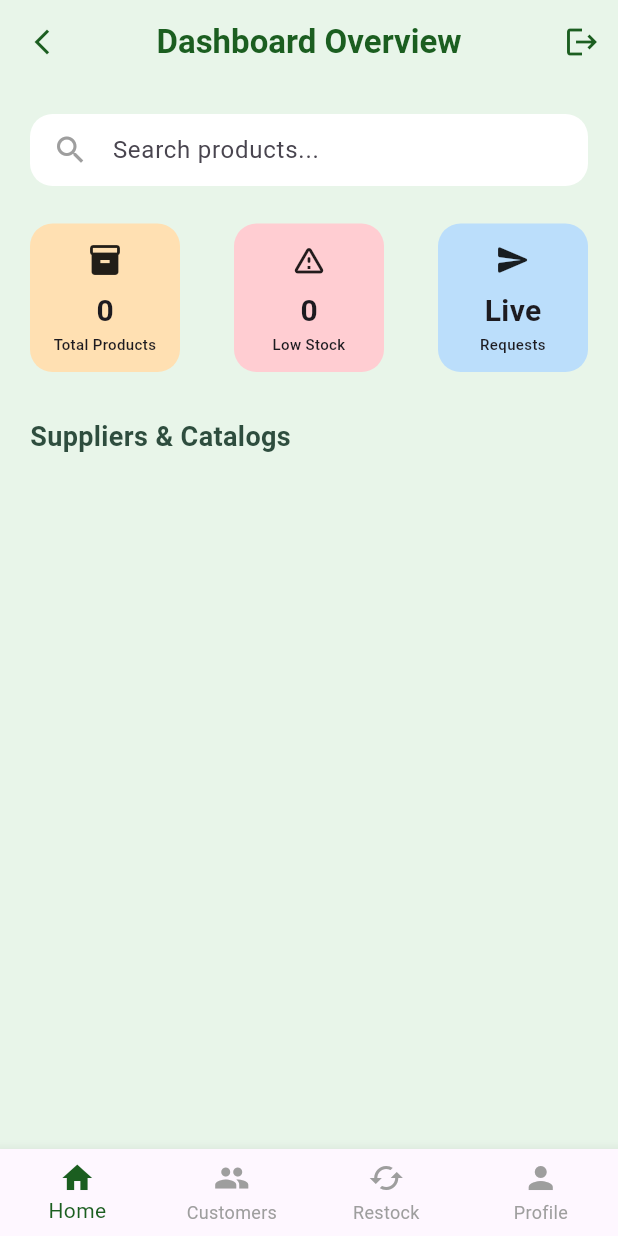
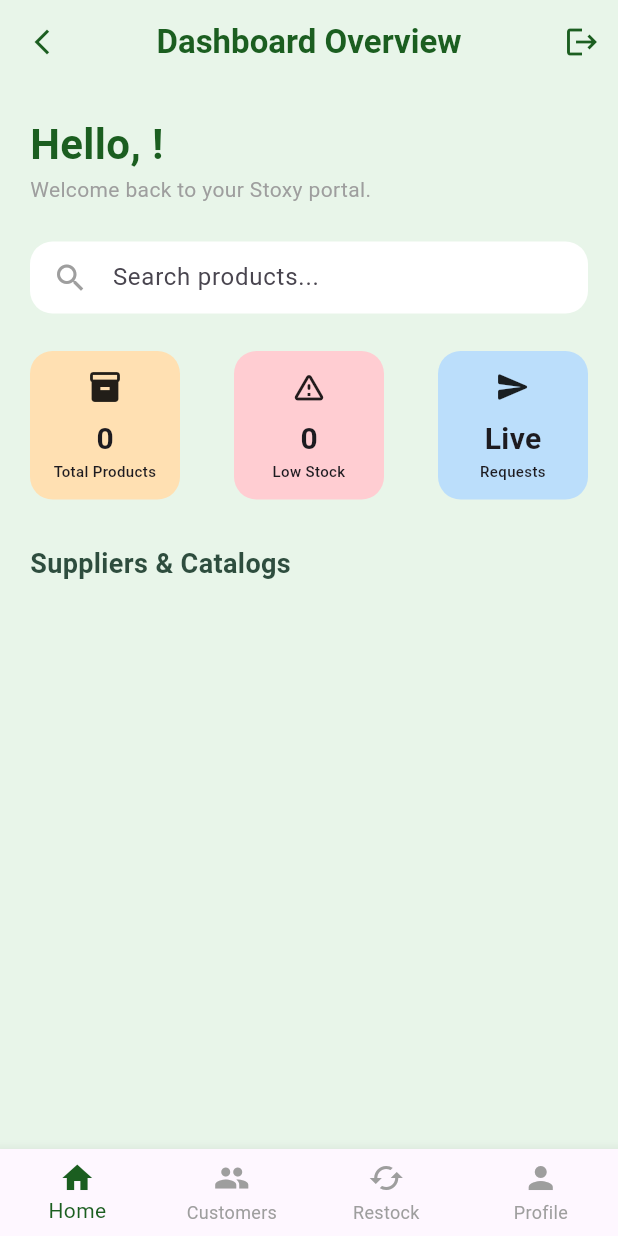
Before and after one commit to Rajapaksha-RMDD/Inventory-Application-Stoxy-, a Flutter app: the CustomerDashboard screen opened directly, on a phone screen of 412 x 824 dp. Run offline on Flutter 3.47's test engine with Material 3 defaults, Android fonts, the phone set to English and light mode, and no system bars; our stand-ins replace cloud_firestore, firebase_auth, firebase_core; accounts and stored records are empty.

Commit message:
UI: Added personalized welcome message to Customer Dashboard
Finalized live stock requests and emerald theme on branch hashadi.

```diff
--- a/lib/Screens/customer_dashboard.dart
+++ b/lib/Screens/customer_dashboard.dart
@@ -7,12 +7,29 @@ import 'low_stock_screen.dart';
 class CustomerDashboard extends StatelessWidget {
   const CustomerDashboard({super.key});
 
+  // --- FETCH CUSTOMER NAME FROM FIRESTORE ---
+  Future<String> _fetchUserName() async {
+    try {
+      User? currentUser = FirebaseAuth.instance.currentUser;
+      if (currentUser != null) {
+        DocumentSnapshot userDoc = await FirebaseFirestore.instance
+            .collection('users')
+            .doc(currentUser.uid)
+            .get();
+        if (userDoc.exists) return userDoc['name'] ?? "Customer";
+      }
+    } catch (e) {
+      debugPrint("Error fetching name: $e");
+    }
+    return "Customer";
+  }
+
   // --- STYLED LOGOUT & DELETE ACCOUNT ALERT ---
   void _showLogoutOptions(BuildContext context) {
     showDialog(
       context: context,
       builder: (context) => AlertDialog(
-        backgroundColor: const Color(0xFFE8F5E9), // Matching Light Green
+        backgroundColor: const Color(0xFFE8F5E9),
         shape: RoundedRectangleBorder(borderRadius: BorderRadius.circular(25)),
         title: Row(
           children: [
@@ -44,7 +61,7 @@ class CustomerDashboard extends StatelessWidget {
                   Expanded(
                     child: ElevatedButton.icon(
                       style: ElevatedButton.styleFrom(
-                        backgroundColor: const Color(0xFF1B5E20), // Navy/Emerald
+                        backgroundColor: const Color(0xFF1B5E20),
                         shape: RoundedRectangleBorder(borderRadius: BorderRadius.circular(10)),
                       ),
                       icon: const Icon(Icons.logout, size: 18, color: Colors.white),
@@ -145,6 +162,32 @@ class CustomerDashboard extends StatelessWidget {
             child: Column(
               crossAxisAlignment: CrossAxisAlignment.start,
               children: [
+                // --- WELCOME SECTION ---
+                FutureBuilder<String>(
+                  future: _fetchUserName(),
+                  builder: (context, nameSnapshot) {
+                    return Column(
+                      crossAxisAlignment: CrossAxisAlignment.start,
+                      children: [
+                        Text(
+                          "Hello, ${nameSnapshot.data ?? '...'}!",
+                          style: const TextStyle(
+                              fontSize: 28,
+                              fontWeight: FontWeight.bold,
+                              color: Color(0xFF1B5E20)
+                          ),
+                        ),
+                        const Text(
+                          "Welcome back to your Stoxy portal.",
+                          style: TextStyle(color: Colors.grey, fontSize: 14),
+                        ),
+                      ],
+                    );
+                  },
+                ),
+                const SizedBox(height: 25),
+
+                // --- SEARCH BAR ---
                 Container(
                   padding: const EdgeInsets.symmetric(horizontal: 15),
                   decoration: BoxDecoration(color: Colors.white, borderRadius: BorderRadius.circular(15)),
@@ -153,6 +196,8 @@ class CustomerDashboard extends StatelessWidget {
                   ),
                 ),
                 const SizedBox(height: 25),
+
+                // --- SUMMARY CARDS ---
                 Row(
                   mainAxisAlignment: MainAxisAlignment.spaceBetween,
                   children: [
@@ -167,6 +212,8 @@ class CustomerDashboard extends StatelessWidget {
                 const SizedBox(height: 30),
                 const Text("Suppliers & Catalogs", style: TextStyle(fontSize: 18, fontWeight: FontWeight.bold, color: Color(0xFF2E4D3E))),
                 const SizedBox(height: 15),
+
+                // --- SUPPLIER LIST ---
                 StreamBuilder<QuerySnapshot>(
                   stream: FirebaseFirestore.instance.collection('users').where('role', isEqualTo: 'Supplier').snapshots(),
                   builder: (context, supplierSnapshot) {
@@ -289,7 +336,6 @@ class _RequestItemRowState extends State<RequestItemRow> {
                     });
                     qtyController.clear();
                     if (mounted) {
-                      // UPDATED: Emerald Green Styled Confirmation
                       ScaffoldMessenger.of(context).showSnackBar(
                         SnackBar(
                           content: Column(
```
Also changed, not shown: firebase.json, lib/firebase_options.dart, 1 other file.
